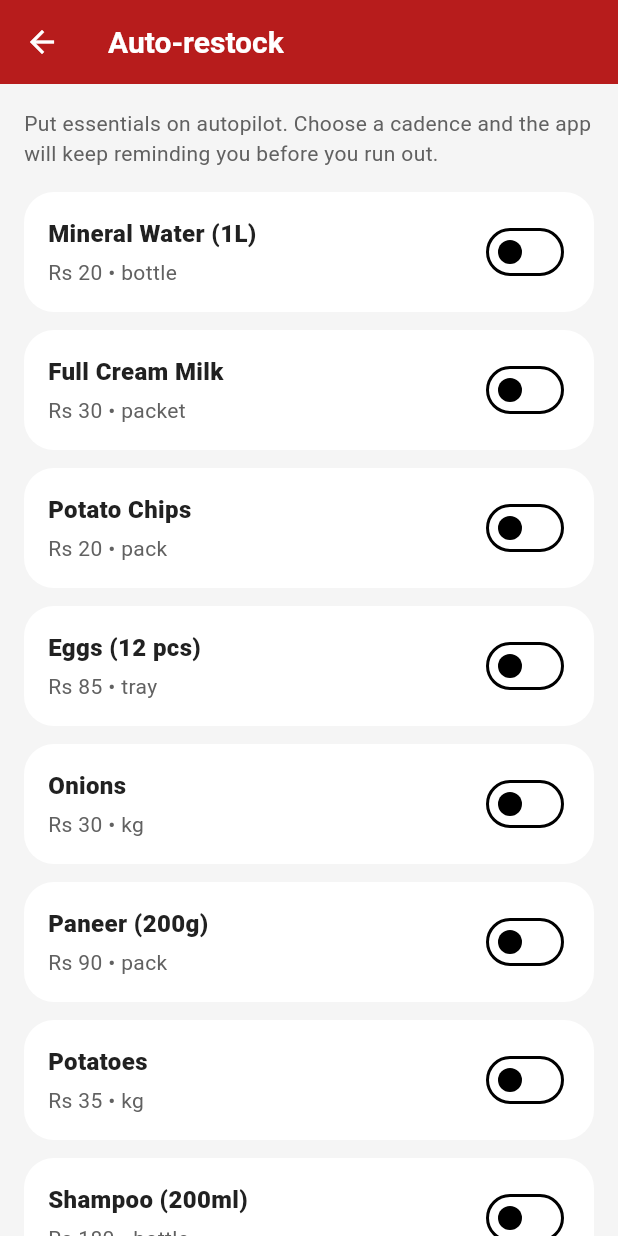
After one commit to AustinKarasu/ZyroMart, a Flutter app: the RestockSubscriptionsScreen screen opened directly, on a phone screen of 412 x 824 dp. The commit adds this screen. Run offline on Flutter 3.47's test engine with Material 3 defaults, Android fonts, the phone set to English and light mode, and no system bars; our stand-ins replace cached_network_image, flutter_map, geolocator, latlong2, local_auth, shared_preferences and 1 more; accounts and stored records are empty.

Commit message:
Add phase three notifications and subscriptions

```diff
--- /dev/null
+++ b/lib/screens/customer/restock_subscriptions_screen.dart
@@ -0,0 +1,175 @@
+import 'package:flutter/material.dart';
+import 'package:provider/provider.dart';
+
+import '../../models/product.dart';
+import '../../services/catalog_service.dart';
+import '../../services/supabase_service.dart';
+import '../../theme/app_theme.dart';
+
+class RestockSubscriptionsScreen extends StatefulWidget {
+  const RestockSubscriptionsScreen({super.key});
+
+  @override
+  State<RestockSubscriptionsScreen> createState() =>
+      _RestockSubscriptionsScreenState();
+}
+
+class _RestockSubscriptionsScreenState
+    extends State<RestockSubscriptionsScreen> {
+  final Map<String, String> _cadenceByProduct = {};
+  final Set<String> _activeProducts = {};
+  bool _loading = false;
+
+  @override
+  void initState() {
+    super.initState();
+    _loadSubscriptions();
+  }
+
+  Future<void> _loadSubscriptions() async {
+    if (!SupabaseService.isInitialized) return;
+    setState(() => _loading = true);
+    final rows = await SupabaseService.getRestockSubscriptions()
+        .catchError((_) => <Map<String, dynamic>>[]);
+    for (final row in rows) {
+      final productId = (row['product_id'] ?? '').toString();
+      if (productId.isEmpty) continue;
+      _activeProducts.add(productId);
+      _cadenceByProduct[productId] = (row['cadence'] ?? 'weekly').toString();
+    }
+    if (mounted) {
+      setState(() => _loading = false);
+    }
+  }
+
+  @override
+  Widget build(BuildContext context) {
+    final products =
+        context.watch<CatalogService>().recommendedProducts(limit: 12);
+    return Scaffold(
+      appBar: AppBar(title: const Text('Auto-restock')),
+      body: _loading
+          ? const Center(child: CircularProgressIndicator())
+          : ListView(
+              padding: const EdgeInsets.all(16),
+              children: [
+                const Text(
+                  'Put essentials on autopilot. Choose a cadence and the app will keep reminding you before you run out.',
+                  style: TextStyle(
+                    color: AppTheme.textMedium,
+                    height: 1.45,
+                  ),
+                ),
+                const SizedBox(height: 16),
+                ...products.map((product) => _productTile(product)),
+              ],
+            ),
+    );
+  }
+
+  Widget _productTile(Product product) {
+    final active = _activeProducts.contains(product.id);
+    final cadence = _cadenceByProduct[product.id] ?? 'weekly';
+    return Container(
+      margin: const EdgeInsets.only(bottom: 12),
+      padding: const EdgeInsets.all(16),
+      decoration: BoxDecoration(
+        color: Colors.white,
+        borderRadius: BorderRadius.circular(20),
+      ),
+      child: Column(
+        children: [
+          Row(
+            children: [
+              Expanded(
+                child: Column(
+                  crossAxisAlignment: CrossAxisAlignment.start,
+                  children: [
+                    Text(
+                      product.name,
+                      style: const TextStyle(
+                        fontWeight: FontWeight.w800,
+                        fontSize: 16,
+                      ),
+                    ),
+                    const SizedBox(height: 4),
+                    Text(
+                      'Rs ${product.price.toInt()} • ${product.unit}',
+                      style: const TextStyle(color: AppTheme.textMedium),
+                    ),
+                  ],
+                ),
+              ),
+              Switch.adaptive(
+                value: active,
+                onChanged: (value) => _saveSubscription(
+                  product: product,
+                  enabled: value,
+                ),
+              ),
+            ],
+          ),
+          if (active) ...[
+            const SizedBox(height: 12),
+            DropdownButtonFormField<String>(
+              initialValue: cadence,
+              items: const [
+                DropdownMenuItem(value: 'daily', child: Text('Daily')),
+                DropdownMenuItem(value: 'weekly', child: Text('Weekly')),
+                DropdownMenuItem(value: 'monthly', child: Text('Monthly')),
+              ],
+              onChanged: (value) {
+                if (value == null) return;
+                setState(() => _cadenceByProduct[product.id] = value);
+                _saveSubscription(
+                  product: product,
+                  enabled: true,
+                  cadence: value,
+                );
+              },
+              decoration: const InputDecoration(
+                labelText: 'Restock cadence',
+              ),
+            ),
+          ],
+        ],
+      ),
+    );
+  }
+
+  Future<void> _saveSubscription({
+    required Product product,
+    required bool enabled,
+    String? cadence,
+  }) async {
+    final chosenCadence = cadence ?? _cadenceByProduct[product.id] ?? 'weekly';
+    setState(() {
+      if (enabled) {
+        _activeProducts.add(product.id);
+        _cadenceByProduct[product.id] = chosenCadence;
+      } else {
+        _activeProducts.remove(product.id);
+      }
+    });
+    if (!SupabaseService.isInitialized) return;
+    await SupabaseService.upsertRestockSubscription({
+      'product_id': product.id,
+      'cadence': chosenCadence,
+      'quantity': 1,
+      'is_active': enabled,
+      'next_run_at': _nextRunFor(chosenCadence).toIso8601String(),
+    }).catchError((_) {});
+  }
+
+  DateTime _nextRunFor(String cadence) {
+    final now = DateTime.now();
+    switch (cadence) {
+      case 'daily':
+        return now.add(const Duration(days: 1));
+      case 'monthly':
+        return now.add(const Duration(days: 30));
+      default:
+        return now.add(const Duration(days: 7));
+    }
+  }
+}
```
Also changed, not shown: lib/models/app_notification.dart (+14 -0 lines), lib/screens/customer/customer_main_screen.dart (+37 -3 lines), lib/screens/delivery/delivery_main_screen.dart (+31 -1 lines), lib/screens/shared/notification_center_screen.dart (added, +99 -0 lines), lib/screens/store_owner/store_main_screen.dart (+24 -0 lines), lib/services/auth_service.dart (+30 -1 lines), lib/services/order_service.dart (+50 -0 lines).
